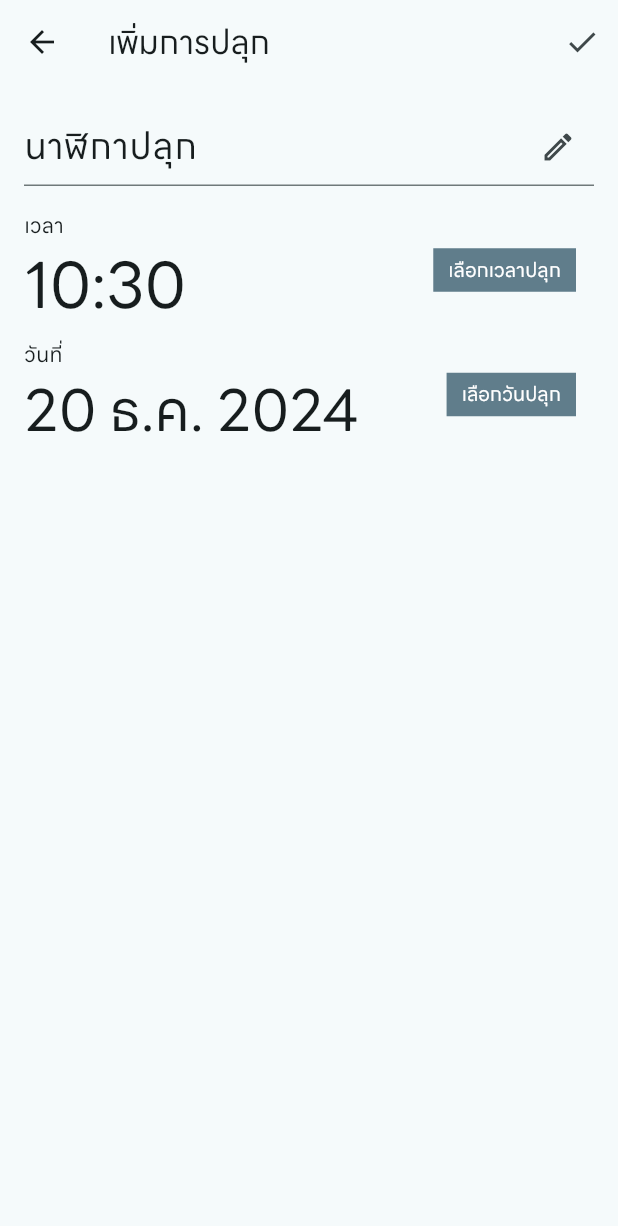
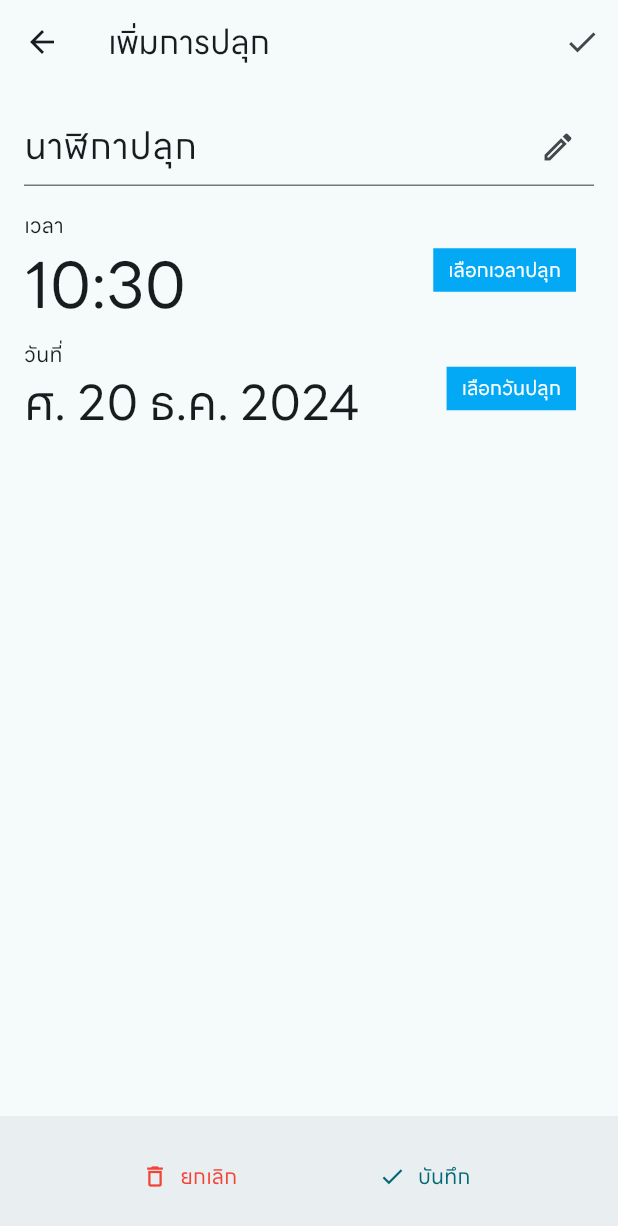
Before and after one commit to Deknoinarak/TPNIS-SmartAlarm, a Flutter app: the AddAlarmPage screen opened directly, on a phone screen of 412 x 824 dp. Shown: the top 1226 px of the screen. Run offline on Flutter 3.47's test engine with Material 3 defaults, Android fonts, the phone set to English and light mode, and no system bars.

Commit message:
Add Bottom App Bar To AddAlarm Screen

```diff
--- a/lib/addalarm.dart
+++ b/lib/addalarm.dart
@@ -103,7 +103,7 @@ class _AddAlarmPageState extends State<AddAlarmPage> {
               TextButton(
                 onPressed: _showTimePicker,
                 child: Container(
-                  color: Colors.blueGrey,
+                  color: Colors.lightBlue,
                   padding:
                       const EdgeInsets.symmetric(vertical: 5, horizontal: 10),
                   child: const Text(
@@ -124,8 +124,8 @@ class _AddAlarmPageState extends State<AddAlarmPage> {
                 children: [
                   Text("วันที่"),
                   Text(
-                    DateFormat('dd MMM yyyy', "th").format(selectedDate),
-                    style: TextStyle(fontSize: 38),
+                    DateFormat('EEE dd MMM yyyy', "th").format(selectedDate),
+                    style: TextStyle(fontSize: 32),
                   ),
                 ],
               ),
@@ -133,7 +133,7 @@ class _AddAlarmPageState extends State<AddAlarmPage> {
               TextButton(
                 onPressed: _showDatePicker,
                 child: Container(
-                  color: Colors.blueGrey,
+                  color: Colors.lightBlue,
                   padding:
                       const EdgeInsets.symmetric(vertical: 5, horizontal: 10),
                   child: const Text(
@@ -146,6 +146,36 @@ class _AddAlarmPageState extends State<AddAlarmPage> {
           ),
         ]),
       ),
+      bottomNavigationBar: AnimatedContainer(
+        duration: const Duration(milliseconds: 200),
+        child: BottomAppBar(
+          child: Row(
+            mainAxisAlignment: MainAxisAlignment.spaceEvenly,
+            children: <Widget>[
+              TextButton.icon(
+                icon: Icon(
+                  Icons.delete_outline,
+                  color: Colors.red,
+                ),
+                label: Text(
+                  "ยกเลิก",
+                  style: TextStyle(
+                    color: Colors.red,
+                  ),
+                ),
+                onPressed: () {},
+              ),
+              TextButton.icon(
+                icon: Icon(Icons.check),
+                label: Text(
+                  "บันทึก",
+                ),
+                onPressed: () {},
+              ),
+            ],
+          ),
+        ),
+      ),
     );
   }
 }
```
